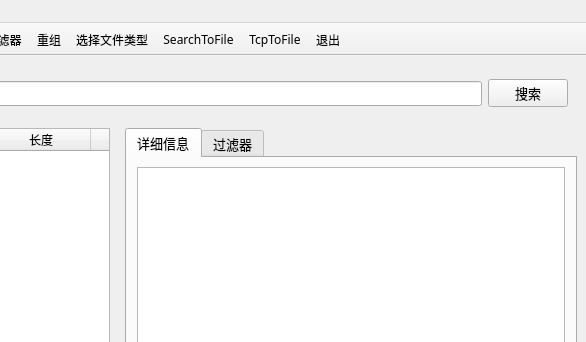
First picture: the form in source/main_window.ui, repository ISDevLearn/Sniffer, before the edit; both pictures show x 519 to 1105 and y 0 to 342 of the 1105 by 822 pixel window.
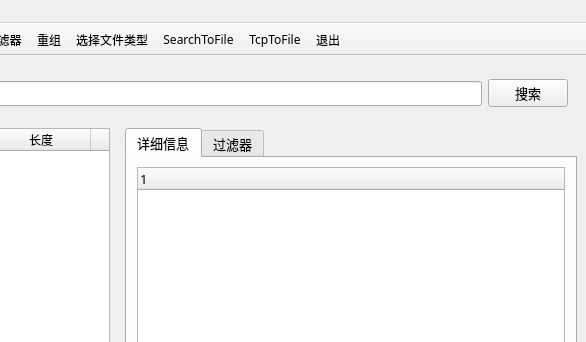
Second picture: the form after the edit. Icons and pictures are not drawn.

The edit to the form file:
```diff
--- a/source/main_window.ui
+++ b/source/main_window.ui
@@ -322,13 +322,7 @@
              <number>0</number>
             </property>
             <item row="0" column="0">
-             <widget class="QTextBrowser" name="textBrowser">
-              <property name="font">
-               <font>
-                <family>苹方 中等</family>
-               </font>
-              </property>
-             </widget>
+             <widget class="QTreeWidget" name="detail_tree"/>
             </item>
            </layout>
           </widget>
```
